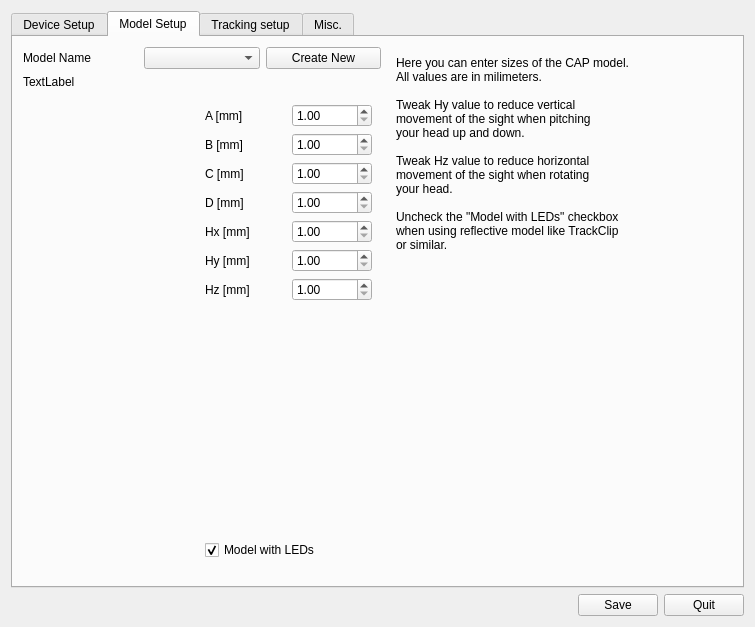
Qt form branches/michal/src/qt_gui/ltr.ui (uglyDwarf/linuxtrack) before a commit.
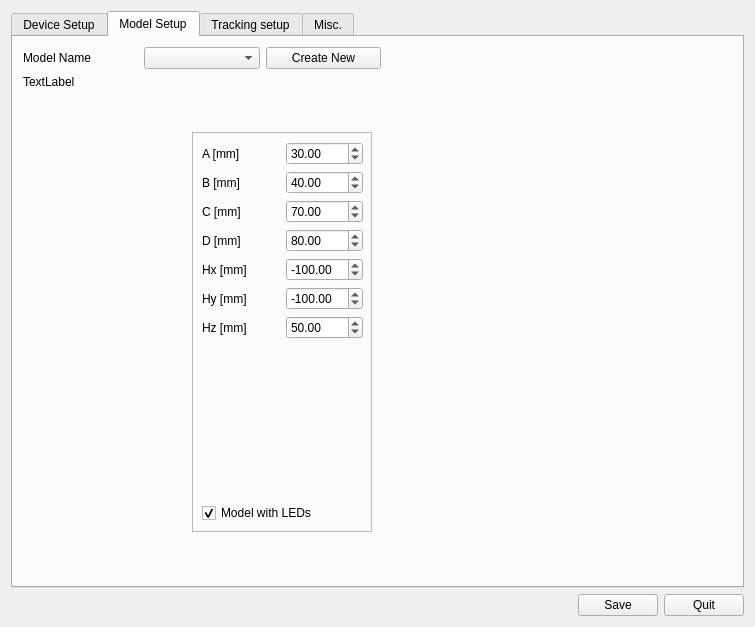
The same form after that commit. The open tabs and pages were chosen to show the change. Icons and pictures are not drawn.

Diff of the .ui file:
```diff
--- a/branches/michal/src/qt_gui/ltr.ui
+++ b/branches/michal/src/qt_gui/ltr.ui
@@ -875,6 +875,34 @@
                </widget>
               </item>
               <item>
+               <widget class="QFrame" name="frame_4">
+                <property name="minimumSize">
+                 <size>
+                  <width>180</width>
+                  <height>400</height>
+                 </size>
+                </property>
+                <property name="maximumSize">
+                 <size>
+                  <width>180</width>
+                  <height>400</height>
+                 </size>
+                </property>
+                <property name="frameShape">
+                 <enum>QFrame::StyledPanel</enum>
+                </property>
+                <property name="frameShadow">
+                 <enum>QFrame::Raised</enum>
+                </property>
+                <widget class="QWidget" name="layoutWidget">
+                 <property name="geometry">
+                  <rect>
+                   <x>10</x>
+                   <y>10</y>
+                   <width>161</width>
+                   <height>381</height>
+                  </rect>
+                 </property>
                <layout class="QVBoxLayout" name="verticalLayout_11">
                 <item>
                  <layout class="QGridLayout" name="gridLayout_3">
@@ -893,6 +921,9 @@
                     <property name="maximum">
                      <double>999.990000000000009</double>
                     </property>
+                      <property name="value">
+                       <double>30.000000000000000</double>
+                      </property>
                    </widget>
                   </item>
                   <item row="1" column="1">
@@ -903,6 +934,9 @@
                     <property name="maximum">
                      <double>999.990000000000009</double>
                     </property>
+                      <property name="value">
+                       <double>40.000000000000000</double>
+                      </property>
                    </widget>
                   </item>
                   <item row="1" column="0">
@@ -927,6 +961,9 @@
                     <property name="maximum">
                      <double>999.990000000000009</double>
                     </property>
+                      <property name="value">
+                       <double>70.000000000000000</double>
+                      </property>
                    </widget>
                   </item>
                   <item row="5" column="0">
@@ -939,11 +976,14 @@
                   <item row="5" column="1">
                    <widget class="QDoubleSpinBox" name="ClipHy">
                     <property name="minimum">
-                     <double>1.000000000000000</double>
+                       <double>-999.990000000000009</double>
                     </property>
                     <property name="maximum">
                      <double>999.990000000000009</double>
                     </property>
+                      <property name="value">
+                       <double>-100.000000000000000</double>
+                      </property>
                    </widget>
                   </item>
                   <item row="6" column="0">
@@ -956,11 +996,14 @@
                   <item row="6" column="1">
                    <widget class="QDoubleSpinBox" name="ClipHz">
                     <property name="minimum">
-                     <double>1.000000000000000</double>
+                       <double>-999.990000000000009</double>
                     </property>
                     <property name="maximum">
                      <double>999.990000000000009</double>
                     </property>
+                      <property name="value">
+                       <double>50.000000000000000</double>
+                      </property>
                    </widget>
                   </item>
                   <item row="3" column="0">
@@ -978,6 +1021,9 @@
                     <property name="maximum">
                      <double>999.990000000000009</double>
                     </property>
+                      <property name="value">
+                       <double>80.000000000000000</double>
+                      </property>
                    </widget>
                   </item>
                   <item row="4" column="0">
@@ -990,11 +1036,14 @@
                   <item row="4" column="1">
                    <widget class="QDoubleSpinBox" name="ClipHx">
                     <property name="minimum">
-                     <double>1.000000000000000</double>
+                       <double>-999.990000000000009</double>
                     </property>
                     <property name="maximum">
                      <double>999.990000000000009</double>
                     </property>
+                      <property name="value">
+                       <double>-100.000000000000000</double>
+                      </property>
                    </widget>
                   </item>
                  </layout>
@@ -1023,6 +1072,8 @@
                  </widget>
                 </item>
                </layout>
+                </widget>
+               </widget>
               </item>
              </layout>
             </widget>
@@ -1095,6 +1146,7 @@
             </item>
            </layout>
           </widget>
+          <widget class="QWidget" name="page_9"/>
          </widget>
         </item>
        </layout>
```
Left out of the diff: 7 changed lines with no effect on the pictures. Lines whose indentation alone changed are shown as unchanged.
